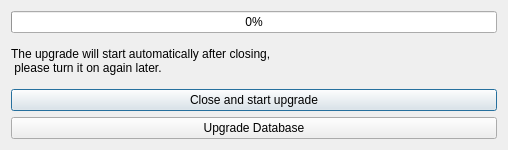
Above: autoupdatedialog.ui from ic005k/OCAuxiliaryTools before the change. Below: the same form after it.
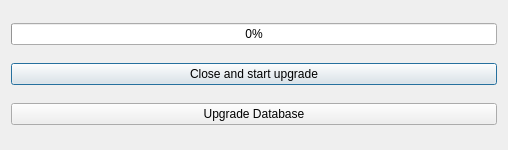
That is the form after the change.

What changed in the file:
```diff
--- a/autoupdatedialog.ui
+++ b/autoupdatedialog.ui
@@ -22,21 +22,13 @@
     </widget>
    </item>
    <item row="1" column="0">
-    <widget class="QLabel" name="label">
-     <property name="text">
-      <string>The upgrade will start automatically after closing, 
- please turn it on again later.</string>
-     </property>
-    </widget>
-   </item>
-   <item row="2" column="0">
     <widget class="QPushButton" name="btnStartUpdate">
      <property name="text">
       <string>Close and start upgrade</string>
      </property>
     </widget>
    </item>
-   <item row="3" column="0">
+   <item row="2" column="0">
     <widget class="QPushButton" name="btnUpdateDatabase">
      <property name="text">
       <string>Upgrade Database</string>
```
Left out of the diff: 14 changed lines with no effect on the pictures.
